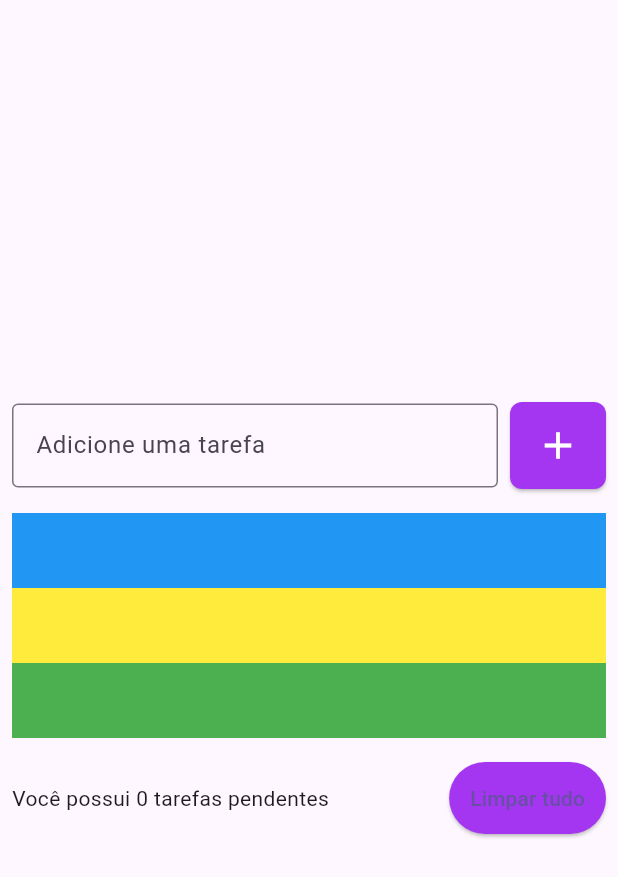
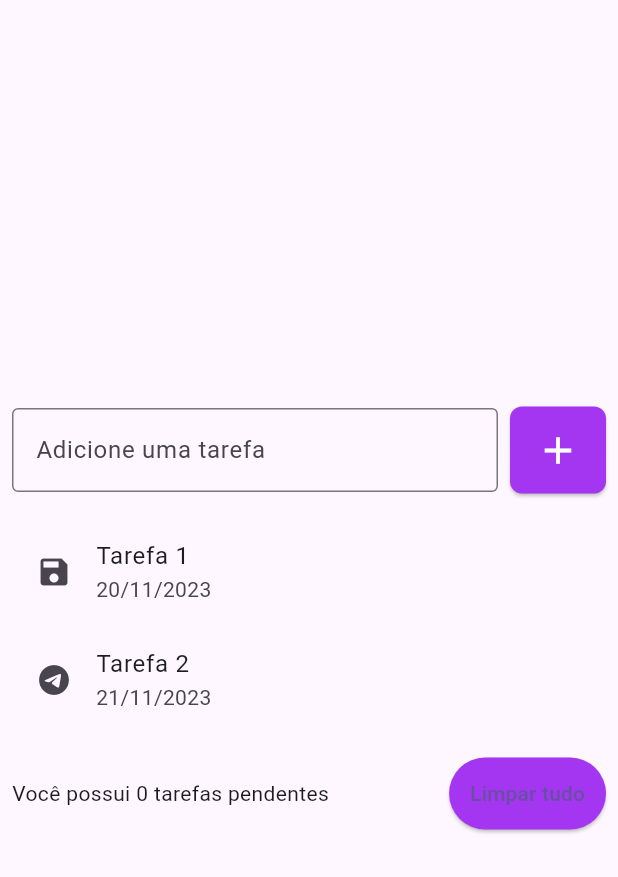
Before and after one commit to silviofrancoms10/todo_list, a Flutter app: the screen it shows after launch, on a phone screen of 412 x 824 dp. Shown: the top 877 px of the screen. Run offline on Flutter 3.47's test engine with Material 3 defaults, Android fonts, the phone set to English and light mode, and no system bars.

Commit message:
Aula 95 - Componente ListTile

```diff
--- a/lib/pages/todo_list_page.dart
+++ b/lib/pages/todo_list_page.dart
@@ -53,20 +53,20 @@ class TodoListPage extends StatelessWidget {
               SizedBox(
                 height: 16,
               ),
-              ListView(
+              ListView(           //aceita qualquer widget dentro
                 shrinkWrap: true, //deixa a lista o mais enxuta o possivel(espaçamento)
                 children: [
-                  Container(
-                    color: Colors.blue,
-                    height: 50,
+                  ListTile(
+                    title: Text('Tarefa 1'),
+                    subtitle: Text('20/11/2023'),
+                    leading: Icon(Icons.save),
+                    onTap: () => print('tap1') ,
                   ),
-                  Container(
-                    color: Colors.yellow,
-                    height: 50,
-                  ),
-                  Container(
-                    color: Colors.green,
-                    height: 50,
+                  ListTile(
+                    title: Text('Tarefa 2'),
+                    subtitle: Text('21/11/2023'),
+                    leading: Icon(Icons.telegram),
+                    onTap: () => print('tap2') ,
                   ),
                 ],
               ),
```
